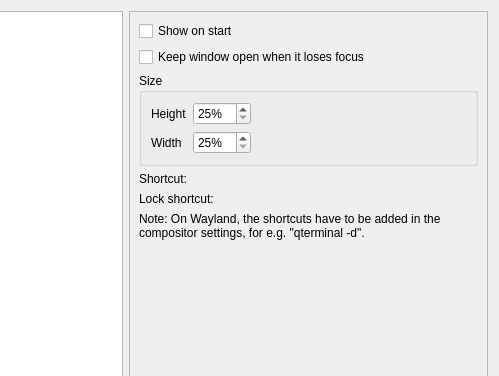
The window that src/forms/propertiesdialog.ui (lxqt/qterminal) describes before a commit, drawn with Qt 5; both pictures show x 201 to 700 and y 0 to 376 of the 700 by 700 pixel window.
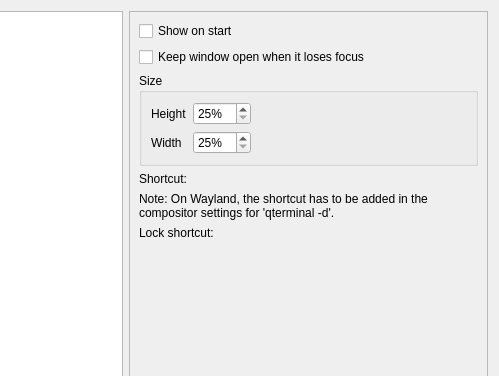
The same window after the commit. The open tabs and pages were chosen to show the change. Icons and pictures are not drawn.

```diff
--- a/src/forms/propertiesdialog.ui
+++ b/src/forms/propertiesdialog.ui
@@ -1065,23 +1065,23 @@
            </property>
           </widget>
          </item>
-         <item row="1" column="0">
-          <widget class="QLabel" name="lockShortCutLabel">
-           <property name="text">
-            <string>Lock shortcut:</string>
-           </property>
-          </widget>
-         </item>
-         <item row="2" column="0" colspan="2">
+         <item row="1" column="0" colspan="2">
           <widget class="QLabel" name="waylandLabel">
            <property name="text">
-            <string>Note: On Wayland, the shortcuts have to be added in the compositor settings, for e.g. "qterminal -d".</string>
+            <string>Note: On Wayland, the shortcut has to be added in the compositor settings for 'qterminal -d'.</string>
            </property>
            <property name="wordWrap">
             <bool>true</bool>
            </property>
           </widget>
          </item>
+         <item row="2" column="0">
+          <widget class="QLabel" name="lockShortCutLabel">
+           <property name="text">
+            <string>Lock shortcut:</string>
+           </property>
+          </widget>
+         </item>
         </layout>
        </item>
        <item>
```
